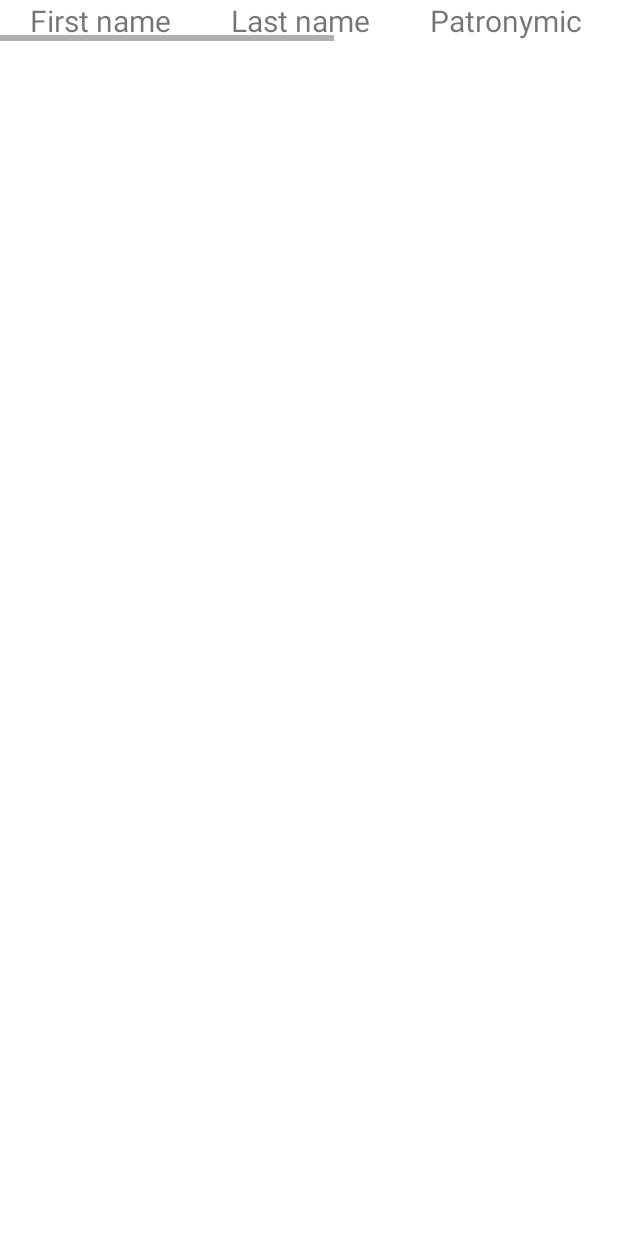
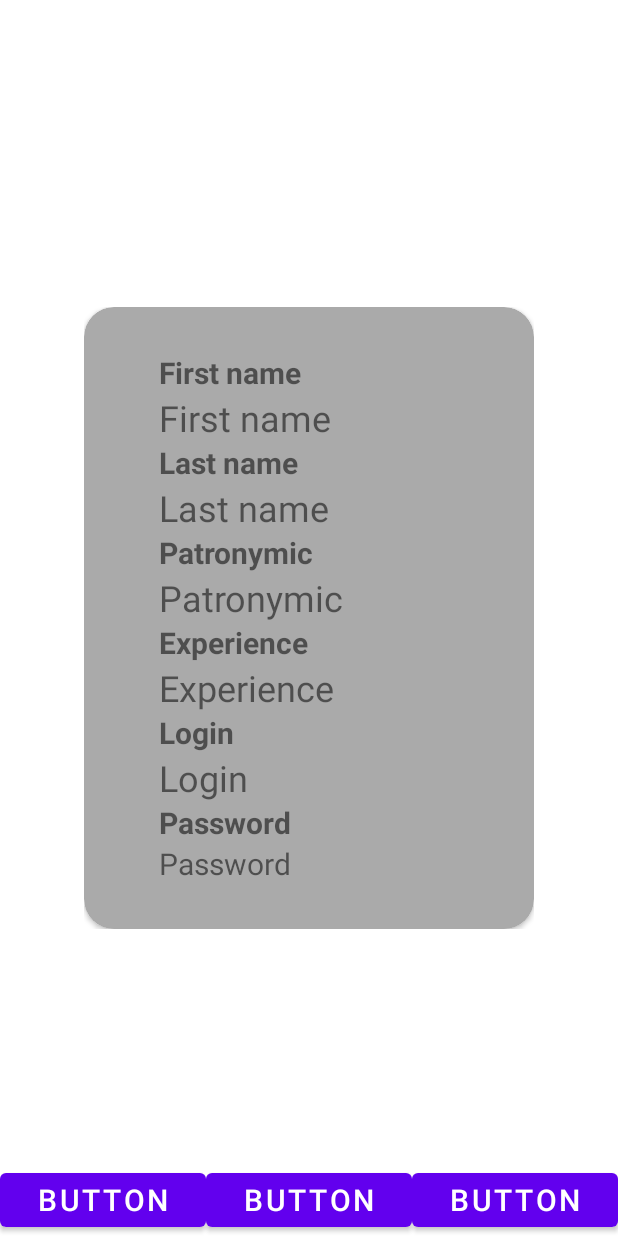
Before and after one commit to Ismas2003/AndroidCRUD, an Android app: the layout rv_doctors_admin.xml on its own in the app's theme, with its tools: preview values and no code run, on a phone screen of 412 x 824 dp. Run offline under Robolectric (Android 15) with nearby library versions, the phone set to English and light mode, and no system bars.

Commit message:
Сделал отображение RecyclerView в виде карточек и добавил слайд-шоу

```diff
--- a/app/src/main/java/com/example/androidcrud/TablesActivity.java
+++ b/app/src/main/java/com/example/androidcrud/TablesActivity.java
@@ -9,7 +9,9 @@ import android.widget.TextView;
 
 import androidx.appcompat.app.AppCompatActivity;
 import androidx.recyclerview.widget.LinearLayoutManager;
+import androidx.recyclerview.widget.PagerSnapHelper;
 import androidx.recyclerview.widget.RecyclerView;
+import androidx.recyclerview.widget.SnapHelper;
 
 import com.example.androidcrud.adapters.DoctorsAdminAdapter;
 import com.example.androidcrud.adapters.DoctorsUserAdapter;
@@ -33,6 +35,10 @@ public class TablesActivity extends AppCompatActivity {
         } else {
             setTitle("User");
         }
+
+        recyclerView = findViewById(R.id.recycler_view);
+        SnapHelper snapHelper = new PagerSnapHelper();
+        snapHelper.attachToRecyclerView(recyclerView);
     }
 
     @Override
@@ -82,8 +88,7 @@ public class TablesActivity extends AppCompatActivity {
     }
 
     private void fillDoctorsAdminRecycler(List<Doctors> list) {
-        RecyclerView.LayoutManager layoutManager = new LinearLayoutManager(this, RecyclerView.VERTICAL, false);
-        recyclerView = findViewById(R.id.recycler_view);
+        RecyclerView.LayoutManager layoutManager = new LinearLayoutManager(this, RecyclerView.HORIZONTAL, false);
         recyclerView.setLayoutManager(layoutManager);
 
         doctorsAdminAdapter = new DoctorsAdminAdapter(this, list);
@@ -91,8 +96,7 @@ public class TablesActivity extends AppCompatActivity {
     }
 
     private void fillDoctorsUserRecycler(List<Doctors> list) {
-        RecyclerView.LayoutManager layoutManager = new LinearLayoutManager(this, RecyclerView.VERTICAL, false);
-        recyclerView = findViewById(R.id.recycler_view);
+        RecyclerView.LayoutManager layoutManager = new LinearLayoutManager(this, RecyclerView.HORIZONTAL, false);
         recyclerView.setLayoutManager(layoutManager);
 
         doctorsUserAdapter = new DoctorsUserAdapter(this, list);
--- a/app/src/main/res/layout/rv_doctors_admin.xml
+++ b/app/src/main/res/layout/rv_doctors_admin.xml
@@ -3,21 +3,42 @@
     xmlns:app="http://schemas.android.com/apk/res-auto"
     xmlns:tools="http://schemas.android.com/tools"
     android:layout_width="match_parent"
-    android:layout_height="wrap_content">
+    android:layout_height="match_parent">
 
     <HorizontalScrollView
-        android:layout_width="match_parent"
+        android:id="@+id/horizontalScrollView"
+        android:layout_width="wrap_content"
         android:layout_height="wrap_content"
+        android:layout_gravity="center_horizontal"
+        app:layout_constraintBottom_toBottomOf="parent"
         app:layout_constraintEnd_toEndOf="parent"
         app:layout_constraintStart_toStartOf="parent"
         app:layout_constraintTop_toTopOf="parent">
 
+        <androidx.cardview.widget.CardView
+            android:layout_width="wrap_content"
+            android:layout_height="wrap_content"
+            app:cardBackgroundColor="@android:color/darker_gray"
+            app:cardCornerRadius="20dp"
+            app:contentPadding="30dp">
+
             <LinearLayout
                 android:layout_width="wrap_content"
-            android:layout_height="match_parent"
-            android:orientation="horizontal"
+                android:layout_height="wrap_content"
+                android:orientation="vertical"
                 android:scrollbars="horizontal|vertical"
                 android:verticalScrollbarPosition="defaultPosition">
+
+                <TextView
+                    android:id="@+id/tv_first_name_title"
+                    android:layout_width="wrap_content"
+                    android:layout_height="wrap_content"
+                    android:layout_marginLeft="20dp"
+                    android:layout_marginRight="20dp"
+                    android:maxLines="1"
+                    android:text="First name"
+                    android:textSize="20sp"
+                    android:textStyle="bold" />
 
                 <TextView
                     android:id="@+id/tv_first_name"
@@ -27,7 +48,18 @@
                     android:layout_marginRight="20dp"
                     android:maxLines="1"
                     android:text="First name"
-                android:textSize="20sp" />
+                    android:textSize="24sp" />
+
+                <TextView
+                    android:id="@+id/tv_last_name_title"
+                    android:layout_width="wrap_content"
+                    android:layout_height="wrap_content"
+                    android:layout_marginLeft="20dp"
+                    android:layout_marginRight="20dp"
+                    android:maxLines="1"
+                    android:text="Last name"
+                    android:textSize="20sp"
+                    android:textStyle="bold" />
 
                 <TextView
                     android:id="@+id/tv_last_name"
@@ -37,7 +69,18 @@
                     android:layout_marginRight="20dp"
                     android:maxLines="1"
                     android:text="Last name"
-                android:textSize="20sp" />
+                    android:textSize="24sp" />
+
+                <TextView
+                    android:id="@+id/tv_patronymic_title"
+                    android:layout_width="wrap_content"
+                    android:layout_height="wrap_content"
+                    android:layout_marginLeft="20dp"
+                    android:layout_marginRight="20dp"
+                    android:maxLines="1"
+                    android:text="Patronymic"
+                    android:textSize="20sp"
+                    android:textStyle="bold" />
 
                 <TextView
                     android:id="@+id/tv_patronymic"
@@ -47,7 +90,18 @@
                     android:layout_marginRight="20dp"
                     android:maxLines="1"
                     android:text="Patronymic"
-                android:textSize="20sp" />
+                    android:textSize="24sp" />
+
+                <TextView
+                    android:id="@+id/tv_experience_title"
+                    android:layout_width="wrap_content"
+                    android:layout_height="wrap_content"
+                    android:layout_marginLeft="20dp"
+                    android:layout_marginRight="20dp"
+                    android:maxLines="1"
+                    android:text="Experience"
+                    android:textSize="20sp"
+                    android:textStyle="bold" />
 
                 <TextView
                     android:id="@+id/tv_experience"
@@ -57,7 +111,18 @@
                     android:layout_marginRight="20dp"
                     android:maxLines="1"
                     android:text="Experience"
-                android:textSize="20sp" />
+                    android:textSize="24sp" />
+
+                <TextView
+                    android:id="@+id/tv_login_title"
+                    android:layout_width="wrap_content"
+                    android:layout_height="wrap_content"
+                    android:layout_marginLeft="20dp"
+                    android:layout_marginRight="20dp"
+                    android:maxLines="1"
+                    android:text="Login"
+                    android:textSize="20sp"
+                    android:textStyle="bold" />
 
                 <TextView
                     android:id="@+id/tv_login"
@@ -67,18 +132,61 @@
                     android:layout_marginRight="20dp"
                     android:maxLines="1"
                     android:text="Login"
-                android:textSize="20sp" />
+                    android:textSize="24sp" />
 
                 <TextView
-                android:id="@+id/tv_password"
+                    android:id="@+id/tv_password_title"
                     android:layout_width="wrap_content"
                     android:layout_height="wrap_content"
                     android:layout_marginLeft="20dp"
                     android:layout_marginRight="20dp"
                     android:maxLines="1"
                     android:text="Password"
+                    android:textSize="20sp"
+                    android:textStyle="bold" />
+
+                <TextView
+                    android:id="@+id/tv_password"
+                    android:layout_width="200dp"
+                    android:layout_height="wrap_content"
+                    android:layout_marginLeft="20dp"
+                    android:layout_marginRight="20dp"
+                    android:text="Password"
                     android:textSize="20sp" />
             </LinearLayout>
+        </androidx.cardview.widget.CardView>
     </HorizontalScrollView>
 
+    <LinearLayout
+        android:layout_width="match_parent"
+        android:layout_height="wrap_content"
+        android:orientation="horizontal"
+        app:layout_constraintBottom_toBottomOf="parent"
+        app:layout_constraintEnd_toEndOf="parent"
+        app:layout_constraintStart_toStartOf="parent">
+
+        <Button
+            android:id="@+id/button"
+            android:layout_width="wrap_content"
+            android:layout_height="wrap_content"
+            android:layout_weight="1"
+            android:text="Button"
+            android:textSize="20sp" />
+
+        <Button
+            android:id="@+id/button2"
+            android:layout_width="wrap_content"
+            android:layout_height="wrap_content"
+            android:layout_weight="1"
+            android:text="Button"
+            android:textSize="20sp" />
+
+        <Button
+            android:id="@+id/button3"
+            android:layout_width="wrap_content"
+            android:layout_height="wrap_content"
+            android:layout_weight="1"
+            android:text="Button"
+            android:textSize="20sp" />
+    </LinearLayout>
 </androidx.constraintlayout.widget.ConstraintLayout>
```
Lines whose indentation alone changed are shown as unchanged.
